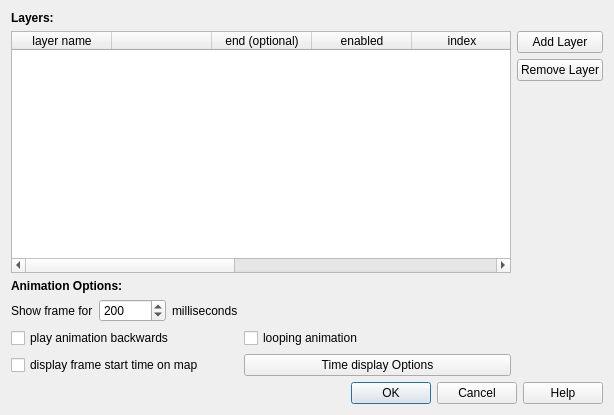
Old version of the form options.ui in the repository anitagraser/TimeManager.
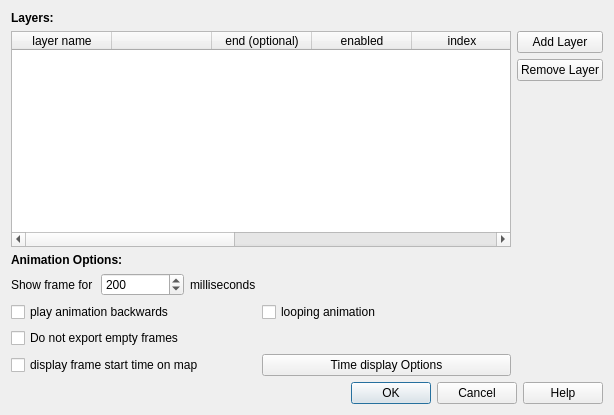
New version of the form.

Commit message: Added capability to skip empty frames, fixed bug in time extents

```diff
--- a/options.ui
+++ b/options.ui
@@ -176,7 +176,7 @@
          </property>
         </spacer>
        </item>
-       <item row="2" column="0" colspan="3">
+       <item row="3" column="0" colspan="3">
         <widget class="QCheckBox" name="checkBoxLabel">
          <property name="text">
           <string>display frame start time on map</string>
@@ -190,13 +190,20 @@
          </property>
         </widget>
        </item>
-       <item row="2" column="3">
+       <item row="3" column="3">
         <widget class="QPushButton" name="show_label_options_button">
          <property name="text">
           <string>Time display Options</string>
          </property>
         </widget>
        </item>
+       <item row="2" column="0" colspan="2">
+        <widget class="QCheckBox" name="checkBoxDontExportEmpty">
+         <property name="text">
+          <string>Do not export empty frames</string>
+         </property>
+        </widget>
+       </item>
       </layout>
      </item>
     </layout>
```
The commit also changes 4 other files.
